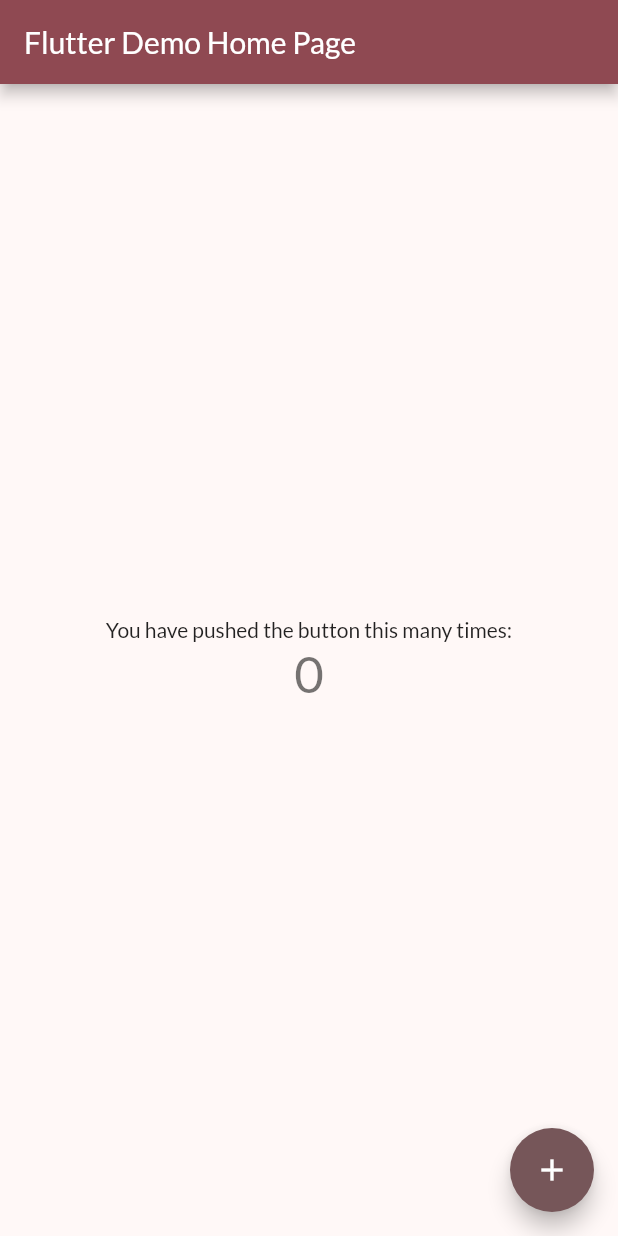
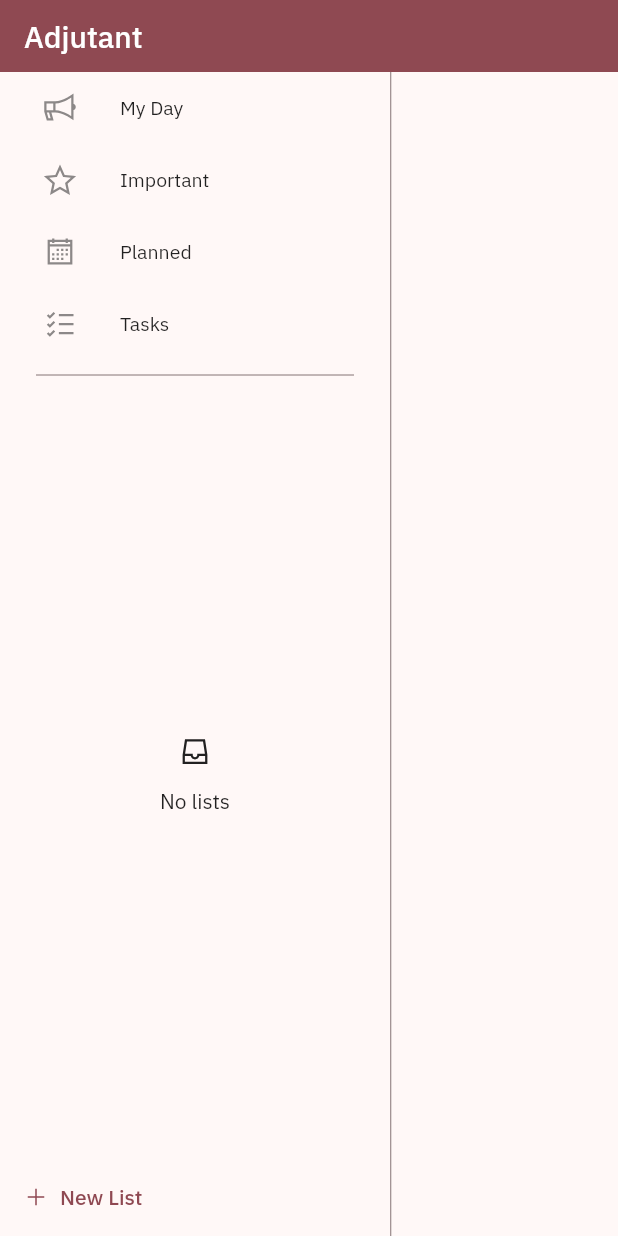
Before and after one commit to amka/adjutant, a Flutter app: the screen it shows after launch, on a phone screen of 412 x 824 dp. Run offline on Flutter 3.47's test engine with Material 2 defaults, Android fonts, the light colour scheme and no system bars; our stand-ins replace go_router, google_fonts, isar, line_icons; accounts and stored records are empty; generated files the repository leaves out were written again.

Commit message:
Add sidebar

```diff
--- a/lib/main.dart
+++ b/lib/main.dart
@@ -1,7 +1,11 @@
 import 'package:flutter/material.dart';
 import 'package:google_fonts/google_fonts.dart';
 
-void main() {
+import 'src/router.dart';
+
+void main() async {
+  WidgetsFlutterBinding.ensureInitialized();
+
   runApp(const MyApp());
 }
 
@@ -11,98 +15,14 @@
   // This widget is the root of your application.
   @override
   Widget build(BuildContext context) {
-    return MaterialApp(
+    return MaterialApp.router(
       title: 'Adjutant',
+      debugShowCheckedModeBanner: false,
       theme: ThemeData(
         colorSchemeSeed: const Color(0xffbb2649),
-        textTheme: GoogleFonts.latoTextTheme(),
+        textTheme: GoogleFonts.ibmPlexSansTextTheme(),
       ),
-      home: const MyHomePage(title: 'Flutter Demo Home Page'),
+      routerConfig: router,
     );
   }
 }
-
-class MyHomePage extends StatefulWidget {
-  const MyHomePage({super.key, required this.title});
-
-  // This widget is the home page of your application. It is stateful, meaning
-  // that it has a State object (defined below) that contains fields that affect
-  // how it looks.
-
-  // This class is the configuration for the state. It holds the values (in this
-  // case the title) provided by the parent (in this case the App widget) and
-  // used by the build method of the State. Fields in a Widget subclass are
-  // always marked "final".
-
-  final String title;
-
-  @override
-  State<MyHomePage> createState() => _MyHomePageState();
-}
-
-class _MyHomePageState extends State<MyHomePage> {
-  int _counter = 0;
-
-  void _incrementCounter() {
-    setState(() {
-      // This call to setState tells the Flutter framework that something has
-      // changed in this State, which causes it to rerun the build method below
-      // so that the display can reflect the updated values. If we changed
-      // _counter without calling setState(), then the build method would not be
-      // called again, and so nothing would appear to happen.
-      _counter++;
-    });
-  }
-
-  @override
-  Widget build(BuildContext context) {
-    // This method is rerun every time setState is called, for instance as done
-    // by the _incrementCounter method above.
-    //
-    // The Flutter framework has been optimized to make rerunning build methods
-    // fast, so that you can just rebuild anything that needs updating rather
-    // than having to individually change instances of widgets.
-    return Scaffold(
-      appBar: AppBar(
-        // Here we take the value from the MyHomePage object that was created by
-        // the App.build method, and use it to set our appbar title.
-        title: Text(widget.title),
-      ),
-      body: Center(
-        // Center is a layout widget. It takes a single child and positions it
-        // in the middle of the parent.
-        child: Column(
-          // Column is also a layout widget. It takes a list of children and
-          // arranges them vertically. By default, it sizes itself to fit its
-          // children horizontally, and tries to be as tall as its parent.
-          //
-          // Invoke "debug painting" (press "p" in the console, choose the
-          // "Toggle Debug Paint" action from the Flutter Inspector in Android
-          // Studio, or the "Toggle Debug Paint" command in Visual Studio Code)
-          // to see the wireframe for each widget.
-          //
-          // Column has various properties to control how it sizes itself and
-          // how it positions its children. Here we use mainAxisAlignment to
-          // center the children vertically; the main axis here is the vertical
-          // axis because Columns are vertical (the cross axis would be
-          // horizontal).
-          mainAxisAlignment: MainAxisAlignment.center,
-          children: <Widget>[
-            const Text(
-              'You have pushed the button this many times:',
-            ),
-            Text(
-              '$_counter',
-              style: Theme.of(context).textTheme.headline4,
-            ),
-          ],
-        ),
-      ),
-      floatingActionButton: FloatingActionButton(
-        onPressed: _incrementCounter,
-        tooltip: 'Increment',
-        child: const Icon(Icons.add),
-      ), // This trailing comma makes auto-formatting nicer for build methods.
-    );
-  }
-}
--- /dev/null
+++ b/lib/src/components/sidebar.dart
@@ -0,0 +1,110 @@
+import 'package:adjutant/src/components/sidebar_item.dart';
+import 'package:adjutant/src/models/alist.dart';
+import 'package:flutter/material.dart';
+import 'package:line_icons/line_icon.dart';
+
+class Sidebar extends StatefulWidget {
+  const Sidebar({super.key});
+
+  @override
+  State<Sidebar> createState() => _SidebarState();
+}
+
+class _SidebarState extends State<Sidebar> {
+  List<AList> taskLists = [];
+
+  @override
+  Widget build(BuildContext context) {
+    return Column(
+      children: [
+        SidebarItem(
+          title: 'My Day',
+          icon: LineIcon.bullhorn(),
+          onTap: () {},
+        ),
+        SidebarItem(
+          title: 'Important',
+          icon: LineIcon.star(),
+          onTap: () {},
+        ),
+        SidebarItem(
+          title: 'Planned',
+          icon: LineIcon.calendarAlt(),
+          onTap: () {},
+        ),
+        SidebarItem(
+          title: 'Tasks',
+          icon: LineIcon.alternateList(),
+          onTap: () {},
+        ),
+        const Padding(
+          padding: EdgeInsets.symmetric(horizontal: 24.0, vertical: 8),
+          child: Divider(height: 4),
+        ),
+        Expanded(
+          child: taskLists.isEmpty
+              ? Column(
+                  mainAxisAlignment: MainAxisAlignment.center,
+                  children: [
+                    LineIcon.inbox(),
+                    const SizedBox(height: 12),
+                    const Text('No lists'),
+                  ],
+                )
+              : ListView.builder(
+                  itemCount: taskLists.length,
+                  itemBuilder: (context, index) {
+                    final taskList = taskLists[index];
+                    return Dismissible(
+                      key: Key('$index'),
+                      background: Container(color: Colors.red),
+                      onDismissed: (direction) {
+                        setState(() {
+                          taskLists.removeWhere(
+                              (element) => element.id == taskList.id);
+                        });
+                      },
+                      child: SidebarItem(
+                        title: taskList.title,
+                        icon: LineIcon.list(),
+                        onTap: () {},
+                      ),
+                    );
+                  },
+                ),
+        ),
+        Padding(
+          padding: const EdgeInsets.all(8.0),
+          child: SizedBox(
+            height: 36,
+            child: Row(
+              mainAxisAlignment: MainAxisAlignment.spaceBetween,
+              children: [
+                TextButton(
+                  onPressed: insertTaskList,
+                  child: Row(
+                    children: [
+                      LineIcon.plus(
+                        size: 16,
+                      ),
+                      const SizedBox(width: 8),
+                      const Text('New List'),
+                    ],
+                  ),
+                ),
+                // TextButton(onPressed: () {}, child: LineIcon.()),
+              ],
+            ),
+          ),
+        )
+      ],
+    );
+  }
+
+  void insertTaskList() {
+    setState(() {
+      taskLists
+          .add(AList(title: 'List', id: DateTime.now().microsecondsSinceEpoch));
+    });
+  }
+}
--- /dev/null
+++ b/lib/src/components/sidebar_item.dart
@@ -0,0 +1,34 @@
+import 'package:flutter/material.dart';
+
+class SidebarItem extends StatelessWidget {
+  final String title;
+  final Widget icon;
+  final void Function()? onTap;
+  final void Function()? onLongPress;
+
+  const SidebarItem({
+    super.key,
+    required this.title,
+    required this.icon,
+    this.onTap,
+    this.onLongPress,
+  });
+
+  @override
+  Widget build(BuildContext context) {
+    return Padding(
+      padding: const EdgeInsets.symmetric(horizontal: 12, vertical: 4),
+      child: ListTile(
+        title: Text(title),
+        leading: icon,
+        onTap: onTap,
+        onLongPress: onLongPress,
+        visualDensity: VisualDensity.compact,
+        shape: RoundedRectangleBorder(
+          borderRadius: BorderRadius.circular(8),
+        ),
+        dense: true,
+      ),
+    );
+  }
+}
--- /dev/null
+++ b/lib/src/pages/home_page.dart
@@ -0,0 +1,36 @@
+import 'package:flutter/material.dart';
+
+import '../components/sidebar.dart';
+
+class HomePage extends StatefulWidget {
+  const HomePage({super.key});
+
+  @override
+  State<HomePage> createState() => _HomePageState();
+}
+
+class _HomePageState extends State<HomePage> {
+  @override
+  Widget build(BuildContext context) {
+    return Scaffold(
+      appBar: AppBar(
+        title: const Text('Adjutant'),
+        elevation: 0,
+        toolbarHeight: 48,
+      ),
+      body: SafeArea(
+        child: Expanded(
+          child: Row(
+            children: const [
+              SizedBox(
+                width: 260,
+                child: Sidebar(),
+              ),
+              VerticalDivider(width: 1),
+            ],
+          ),
+        ),
+      ),
+    );
+  }
+}
--- /dev/null
+++ b/lib/src/router.dart
@@ -0,0 +1,11 @@
+import 'package:go_router/go_router.dart';
+
+import 'pages/home_page.dart';
+
+final router = GoRouter(routes: [
+  GoRoute(
+    path: '/',
+    name: 'home',
+    builder: (context, state) => HomePage(),
+  ),
+]);
--- a/pubspec.yaml
+++ b/pubspec.yaml
@@ -3,7 +3,7 @@
 
 # The following line prevents the package from being accidentally published to
 # pub.dev using `flutter pub publish`. This is preferred for private packages.
-publish_to: 'none' # Remove this line if you wish to publish to pub.dev
+publish_to: "none" # Remove this line if you wish to publish to pub.dev
 
 # The following defines the version and build number for your application.
 # A version number is three numbers separated by dots, like 1.2.43
@@ -20,7 +20,7 @@
 version: 1.0.0+1
 
 environment:
-  sdk: '>=2.18.4 <3.0.0'
+  sdk: ">=2.18.4 <3.0.0"
 
 # Dependencies specify other packages that your package needs in order to work.
 # To automatically upgrade your package dependencies to the latest versions
@@ -62,7 +62,6 @@
 
 # The following section is specific to Flutter packages.
 flutter:
-
   # The following line ensures that the Material Icons font is
   # included with your application, so that you can use the icons in
   # the material Icons class.
```
Also changed, not shown: 4 other files.
